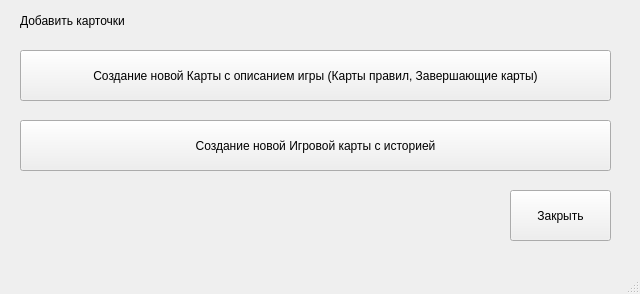
Qt form add_card.ui (thabell/S-Chance) before a commit.
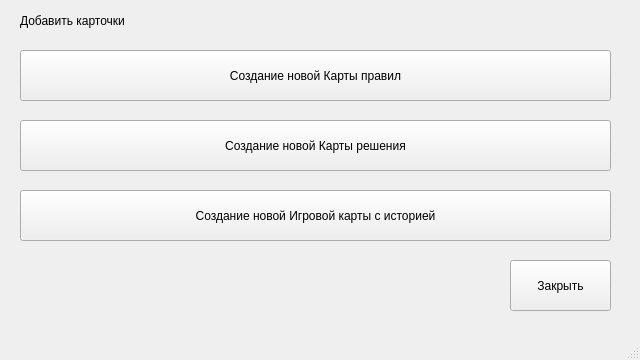
The same form after that commit.

```diff
--- a/add_card.ui
+++ b/add_card.ui
@@ -7,7 +7,7 @@
     <x>0</x>
     <y>0</y>
     <width>640</width>
-    <height>294</height>
+    <height>360</height>
    </rect>
   </property>
   <property name="windowTitle">
@@ -37,14 +37,14 @@
      </rect>
     </property>
     <property name="text">
-     <string>Создание новой Карты с описанием игры (Карты правил, Завершающие карты)</string>
+     <string>Создание новой Карты правил</string>
     </property>
    </widget>
    <widget class="QPushButton" name="new_history_card_but">
     <property name="geometry">
      <rect>
       <x>20</x>
-      <y>120</y>
+      <y>190</y>
       <width>591</width>
       <height>51</height>
      </rect>
@@ -57,7 +57,7 @@
     <property name="geometry">
      <rect>
       <x>510</x>
-      <y>190</y>
+      <y>260</y>
       <width>101</width>
       <height>51</height>
      </rect>
@@ -66,6 +66,19 @@
      <string>Закрыть</string>
     </property>
    </widget>
+   <widget class="QPushButton" name="new_solution_card_but">
+    <property name="geometry">
+     <rect>
+      <x>20</x>
+      <y>120</y>
+      <width>591</width>
+      <height>51</height>
+     </rect>
+    </property>
+    <property name="text">
+     <string>Создание новой Карты решения</string>
+    </property>
+   </widget>
   </widget>
   <widget class="QMenuBar" name="menubar">
    <property name="geometry">
```
